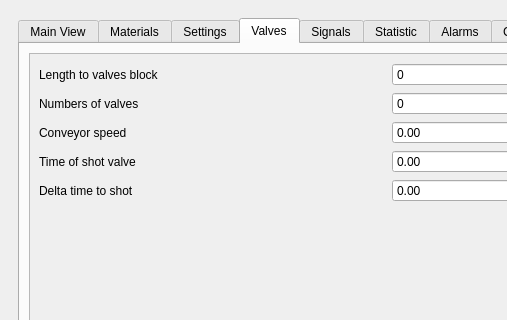
Before: the Qt Designer form modules_py/mainWindowSmir_ui.ui in rubiliks/CamViewer_Hikrobot_GiGE, drawn with Qt 5; both pictures show x 0 to 507 and y 0 to 320 of the 984 by 704 pixel window.
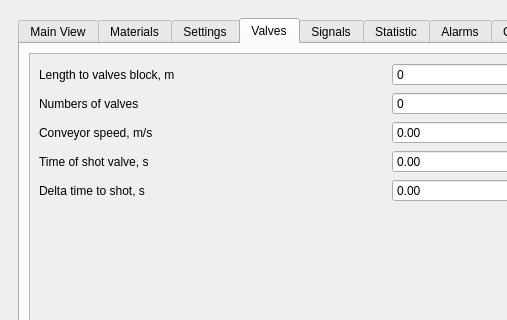
After: the same form once the commit is applied. The open tabs and pages were chosen to show the change.

What changed in the file:
```diff
--- a/modules_py/mainWindowSmir_ui.ui
+++ b/modules_py/mainWindowSmir_ui.ui
@@ -454,7 +454,7 @@
                      <item>
                       <widget class="QLabel" name="lengthToValvesBlockLabel">
                        <property name="text">
-                        <string>Length to valves block</string>
+                        <string>Length to valves block, m</string>
                        </property>
                       </widget>
                      </item>
@@ -482,7 +482,7 @@
                      <item>
                       <widget class="QLabel" name="conveyorSpeedlabel">
                        <property name="text">
-                        <string>Conveyor speed</string>
+                        <string>Conveyor speed, m/s</string>
                        </property>
                       </widget>
                      </item>
@@ -496,7 +496,7 @@
                      <item>
                       <widget class="QLabel" name="timeOfShotValvelabel">
                        <property name="text">
-                        <string>Time of shot valve</string>
+                        <string>Time of shot valve, s</string>
                        </property>
                       </widget>
                      </item>
@@ -510,7 +510,7 @@
                      <item>
                       <widget class="QLabel" name="deltaTimeToShotlabel">
                        <property name="text">
-                        <string>Delta time to shot</string>
+                        <string>Delta time to shot, s</string>
                        </property>
                       </widget>
                      </item>
```
Left out of the diff: 2 changed lines with no effect on the pictures.
